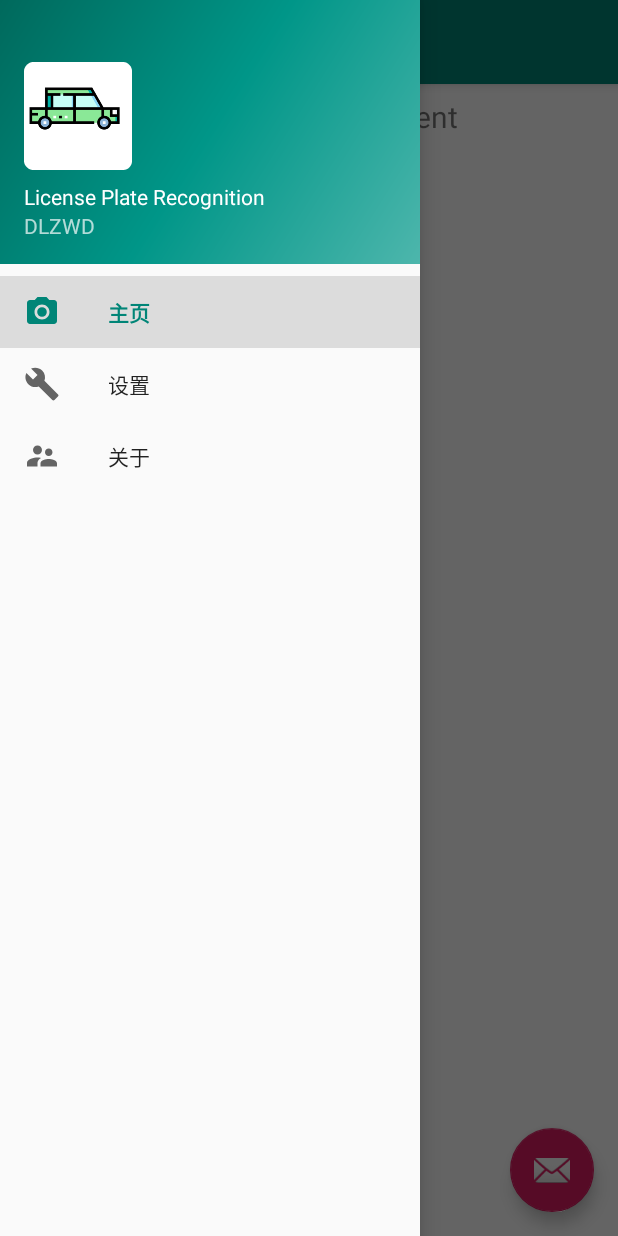
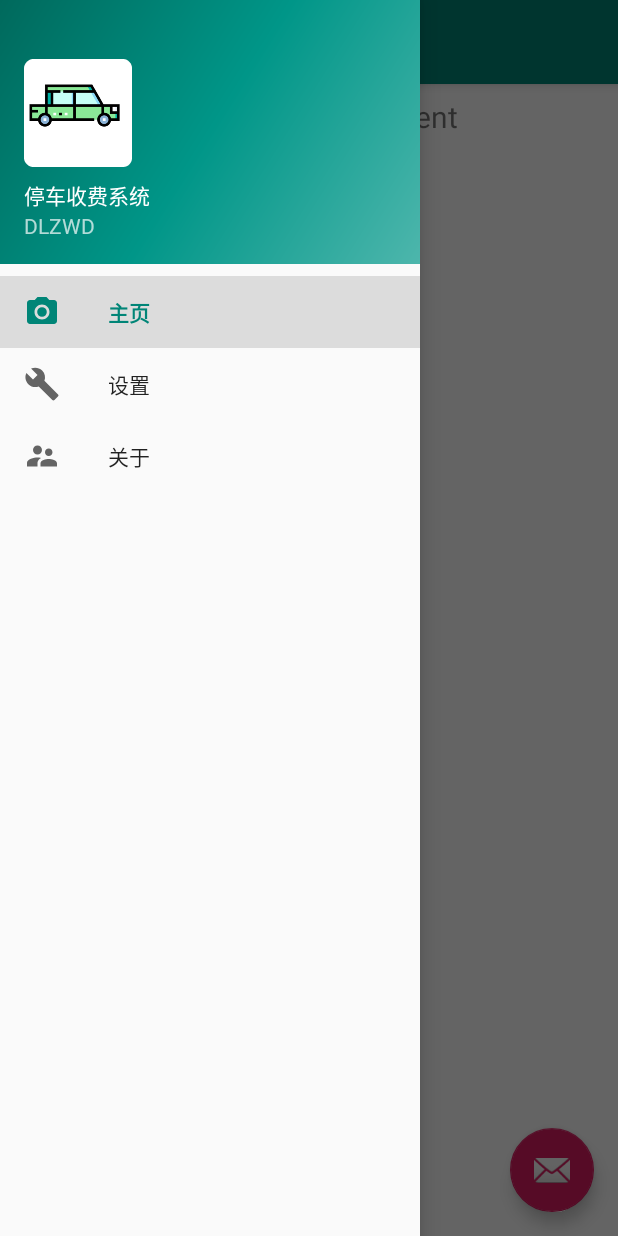
Before and after one commit to YTMartian/Graphic-and-Image, an Android app: the screen it shows after launch (MainActivity), with the side drawer open, on a phone screen of 412 x 824 dp. Run offline under Robolectric (Android 15) with nearby library versions, the phone set to English and light mode, and no system bars; our stand-ins replace navigation-ui.

Commit message:
change strings.xml

```diff
--- a/app/src/main/res/values/strings.xml
+++ b/app/src/main/res/values/strings.xml
@@ -1,8 +1,6 @@
 <resources>
     <string name="app_name">停车收费系统</string>
-    <string name="navigation_drawer_open">Open navigation drawer</string>
-    <string name="navigation_drawer_close">Close navigation drawer</string>
-    <string name="nav_header_title">License Plate Recognition</string>
+    <string name="nav_header_title">停车收费系统</string>
     <string name="nav_header_subtitle">DLZWD</string>
     <string name="nav_header_desc">Navigation header</string>
 
```
